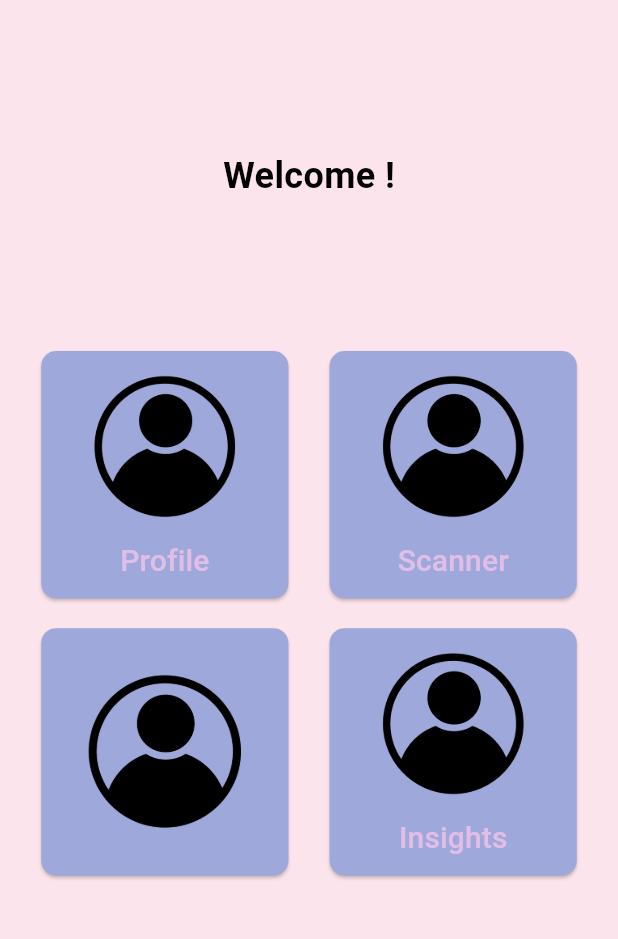
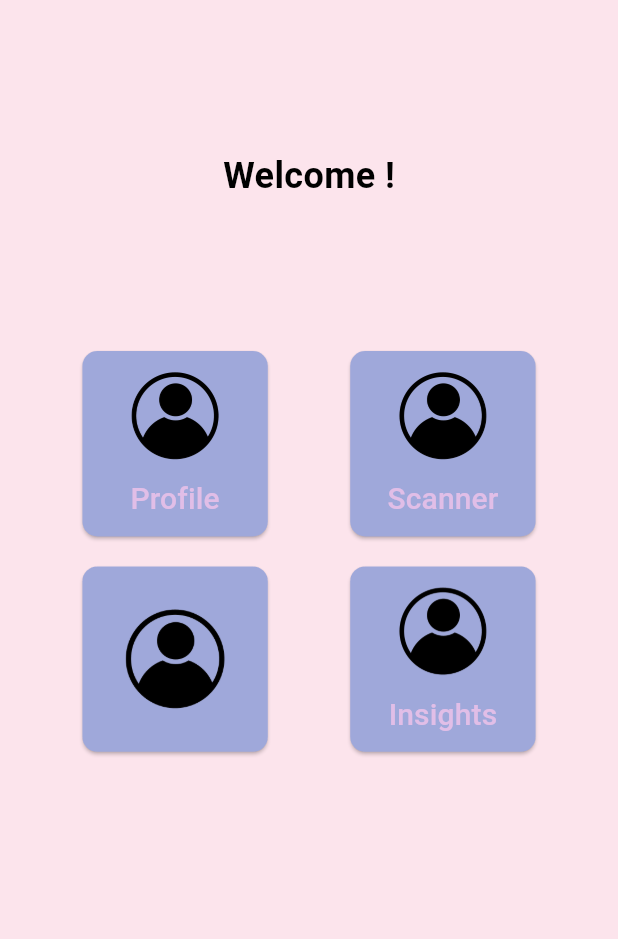
Before and after one commit to Gulnihal/kozmotrust_alpha, a Flutter app: the HomeScreen screen opened by its route, on a phone screen of 412 x 824 dp, the part 84-1023 px from its top. Run offline on Flutter 3.47's test engine with Material 3 defaults, Android fonts, the phone set to English and light mode, and no system bars; our stand-ins replace carousel_slider, dotted_border, file_picker, flutter_rating_bar, image_picker, shared_preferences; missing offline and left inert: cloudinary_public; accounts and stored records are empty.

```diff
--- a/kozmotrust/lib/features/home/screens/home_screen.dart
+++ b/kozmotrust/lib/features/home/screens/home_screen.dart
@@ -36,8 +36,8 @@ class _HomeScreenState extends State<HomeScreen> {
             mainAxisAlignment: MainAxisAlignment.spaceEvenly,
             children: [
               SizedBox(
-                width: MediaQuery.of(context).size.width * 0.4,
-                height: MediaQuery.of(context).size.width * 0.4,
+                width: MediaQuery.of(context).size.width * 0.3,
+                height: MediaQuery.of(context).size.width * 0.3,
                 child: ElevatedButton(
                   onPressed: () {
                     // Add functionality for button 1
@@ -69,8 +69,8 @@ class _HomeScreenState extends State<HomeScreen> {
                 ),
               ),
               SizedBox(
-                width: MediaQuery.of(context).size.width * 0.4,
-                height: MediaQuery.of(context).size.width * 0.4,
+                width: MediaQuery.of(context).size.width * 0.3,
+                height: MediaQuery.of(context).size.width * 0.3,
                 child: ElevatedButton(
                   onPressed: () {
                     // Add functionality for button 2
@@ -108,8 +108,8 @@ class _HomeScreenState extends State<HomeScreen> {
             mainAxisAlignment: MainAxisAlignment.spaceEvenly,
             children: [
             SizedBox(
-              width: MediaQuery.of(context).size.width * 0.4,
-              height: MediaQuery.of(context).size.width * 0.4,
+              width: MediaQuery.of(context).size.width * 0.3,
+              height: MediaQuery.of(context).size.width * 0.3,
               child: ElevatedButton(
                 onPressed: () {
                   // Add functionality for button 1
@@ -136,8 +136,8 @@ class _HomeScreenState extends State<HomeScreen> {
               ),
             ),
             SizedBox(
-              width: MediaQuery.of(context).size.width * 0.4,
-              height: MediaQuery.of(context).size.width * 0.4,
+              width: MediaQuery.of(context).size.width * 0.3,
+              height: MediaQuery.of(context).size.width * 0.3,
               child: ElevatedButton(
                 onPressed: () {
                   // Add functionality for button 2
--- a/kozmotrust/lib/main.dart
+++ b/kozmotrust/lib/main.dart
@@ -52,11 +52,10 @@ class _MyAppState extends State<MyApp> {
         useMaterial3: true, // can remove this line
       ),
       onGenerateRoute: (settings) => generateRoute(settings),
-      home: Provider.of<UserProvider>(context).user.token.isEmpty
-          ? Provider.of<UserProvider>(context).user.token.isNotEmpty
-              ? const HomeScreen()
-              : const BottomBar()
+      home: Provider.of<UserProvider>(context).user.token.isNotEmpty
+          ? const HomeScreen()
           : const AuthScreen(),
+
     );
   }
 }
```
